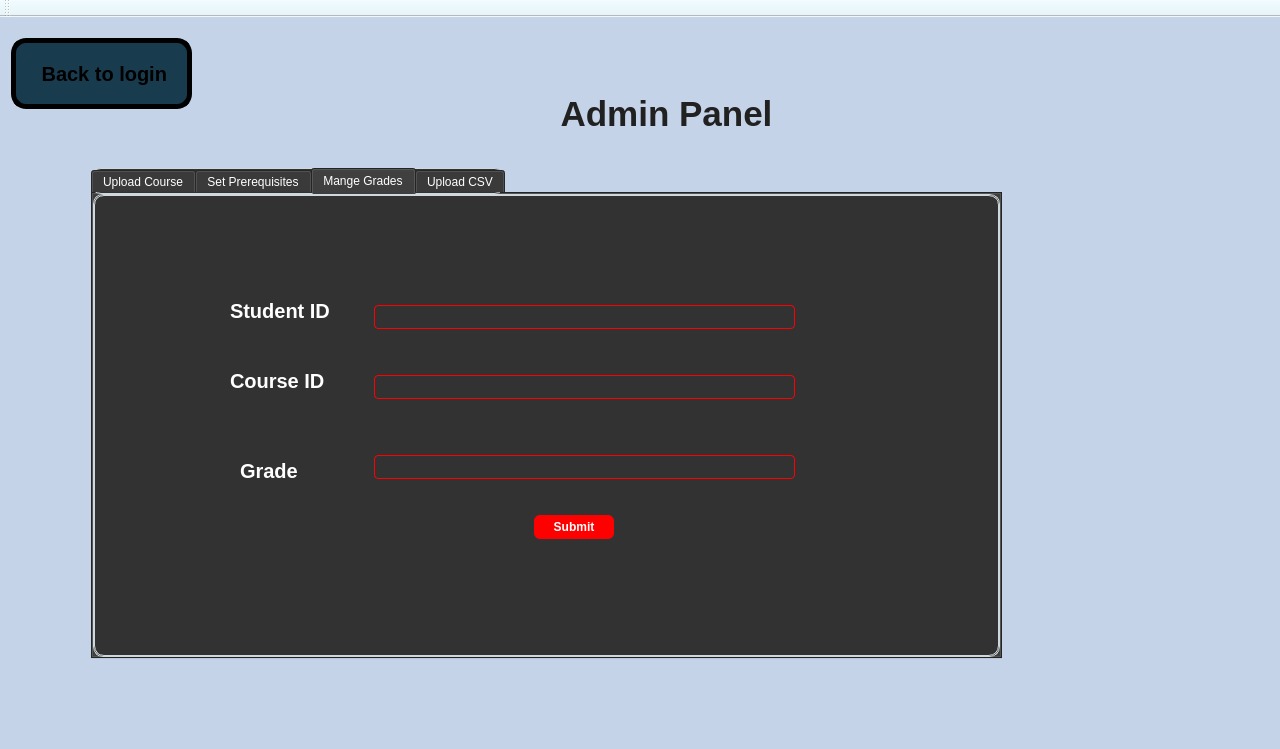
First picture: the form in Coursify.ui, repository Ahmed-ElGoharyy/Coursifyy, before the edit.
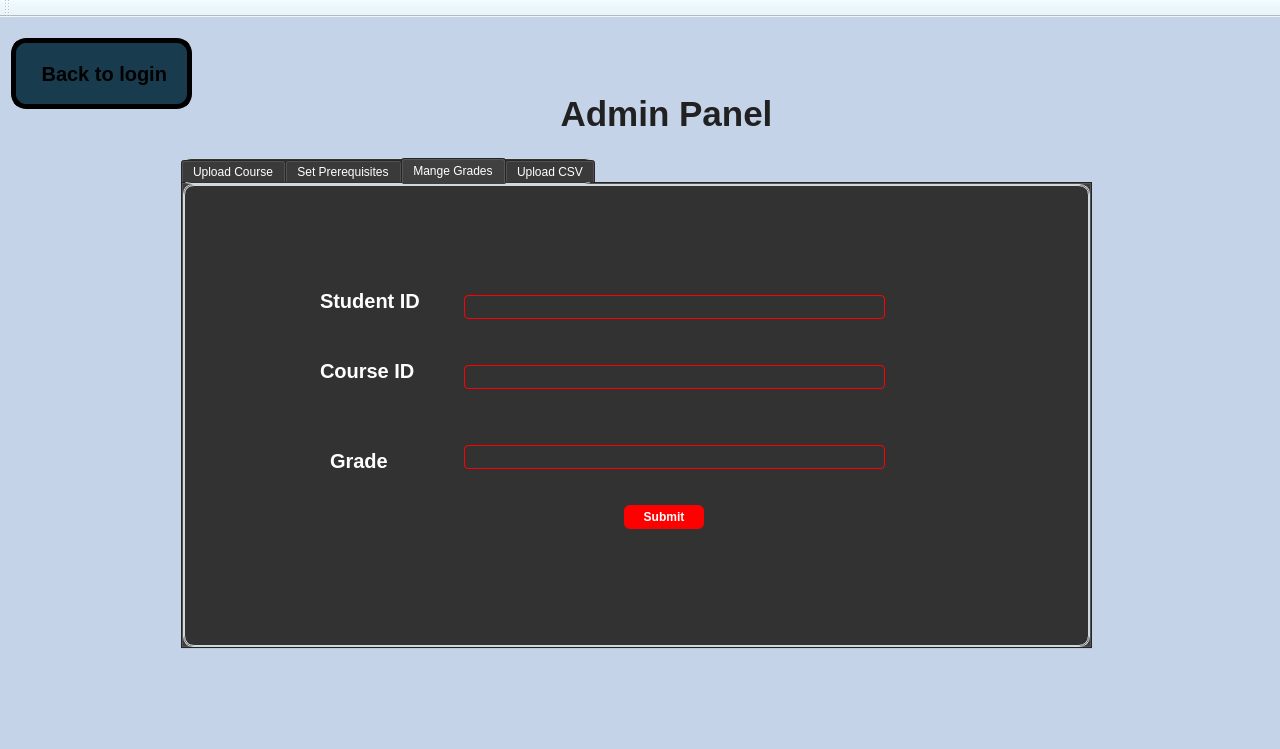
Second picture: the form after the edit. Icons and pictures are not drawn.

Patch:
```diff
--- a/Coursify.ui
+++ b/Coursify.ui
@@ -3198,8 +3198,8 @@
        <widget class="QTabWidget" name="tabWidget">
         <property name="geometry">
          <rect>
-          <x>80</x>
-          <y>140</y>
+          <x>170</x>
+          <y>130</y>
           <width>911</width>
           <height>491</height>
          </rect>
```
